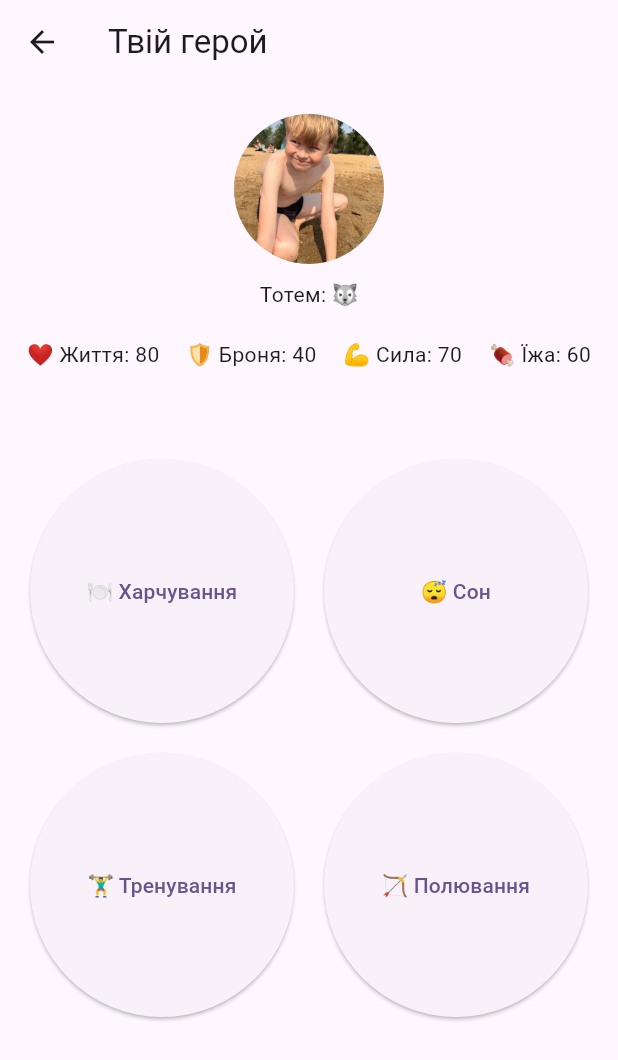
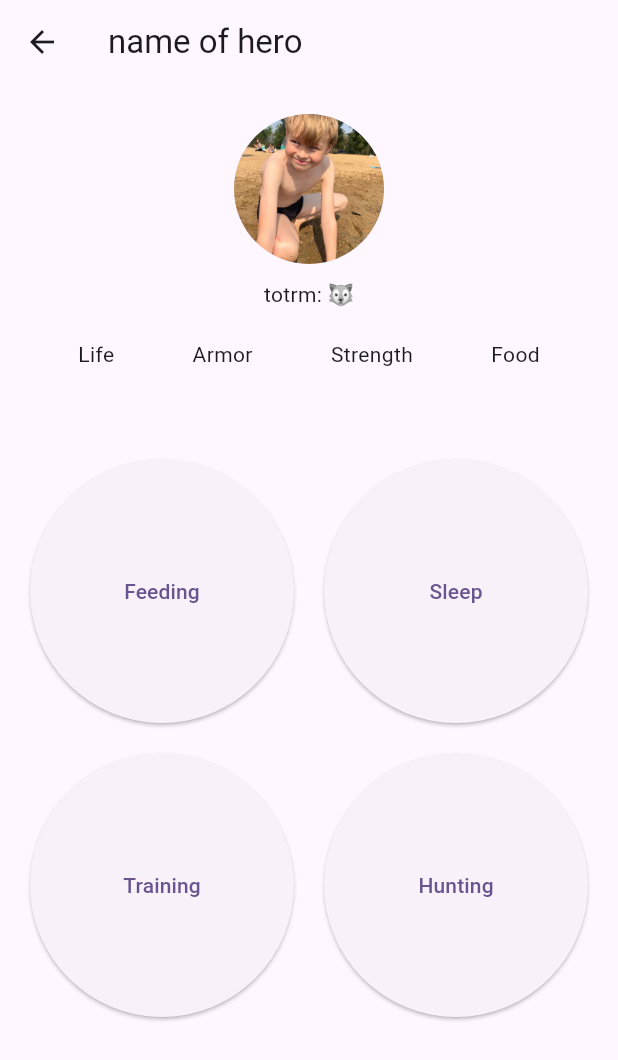
Before and after one commit to xalivan23/click_age, a Flutter app: the screen it shows after launch, after a tap on "Continue to Game", on a phone screen of 412 x 824 dp. Shown: the top 1060 px of the screen. Run offline on Flutter 3.47's test engine with Material 3 defaults, Android fonts, the phone set to English and light mode, and no system bars; our stand-ins replace flutter_image_compress, image_cropper, image_picker, shared_preferences; generated files the repository leaves out were written again.

Commit message:
6.add to app localization

```diff
--- a/lib/l10n/app_en.arb
+++ b/lib/l10n/app_en.arb
@@ -2,5 +2,14 @@
   "@@locale": "en",
   "title": "Click Age",
   "chooseTotem": "Choose your totem",
-  "continueToGame": "Continue to Game"
+  "continueToGame": "Continue to Game",
+  "loadImage": "Upload image",
+  "life": "Life",
+  "armor": "Armor",
+  "strength": "Strength",
+  "food": "Food",
+  "feeding": "Feeding",
+  "sleep": "Sleep",
+  "training": "Training",
+  "hunting": "Hunting"
 }
--- a/lib/l10n/app_es.arb
+++ b/lib/l10n/app_es.arb
@@ -1,5 +1,14 @@
 {
   "title": "Edad del Click",
   "continue": "Continuar",
-  "uploadPhoto": "Subir foto"
+  "uploadPhoto": "Subir foto",
+  "loadImage": "Subir imagen",
+  "life": "Vida",
+  "armor": "Armadura",
+  "strength": "Fuerza",
+  "food": "Comida",
+  "feeding": "Alimentación",
+  "sleep": "Sueño",
+  "training": "Entrenamiento",
+  "hunting": "Caza"
 }
--- a/lib/l10n/app_uk.arb
+++ b/lib/l10n/app_uk.arb
@@ -2,5 +2,14 @@
   "@@locale": "uk",
   "title": "Клік Епоха",
   "chooseTotem": "Обери свій тотем",
-  "continueToGame": "Перейти до гри"
+  "continueToGame": "Перейти до гри",
+  "loadImage": "Завантажити зображення",
+  "life": "Життя",
+  "armor": "Броня",
+  "strength": "Сила",
+  "food": "Їжа",
+  "feeding": "Харчування",
+  "sleep": "Сон",
+  "training": "Тренування",
+  "hunting": "Полювання"
 }
--- a/lib/screens/GameScreen.dart
+++ b/lib/screens/GameScreen.dart
@@ -1,5 +1,6 @@
 import 'dart:io';
 import 'package:flutter/material.dart';
+import 'package:flutter_gen/gen_l10n/app_localizations.dart';
 
 class GameScreen extends StatelessWidget {
   const GameScreen({super.key});
@@ -10,7 +11,7 @@ class GameScreen extends StatelessWidget {
     final hasImage = imagePath != null && File(imagePath).existsSync();
 
     return Scaffold(
-      appBar: AppBar(title: const Text('Твій герой')),
+      appBar: AppBar(title: const Text('name of hero')),
       body: Column(
         children: [
           const SizedBox(height: 20),
@@ -23,18 +24,18 @@ class GameScreen extends StatelessWidget {
                 : const AssetImage('assets/images/my_image_1.jpg') as ImageProvider,
           ),
           const SizedBox(height: 10),
-          const Text('Тотем: 🐺'),
+          const Text('totrm: 🐺'),
 
           const SizedBox(height: 20),
 
           // Показники
           Row(
             mainAxisAlignment: MainAxisAlignment.spaceEvenly,
-            children: const [
-              Text('❤️ Життя: 80'),
-              Text('🛡️ Броня: 40'),
-              Text('💪 Сила: 70'),
-              Text('🍖 Їжа: 60'),
+            children:  [
+              Text(AppLocalizations.of(context)!.life),
+              Text(AppLocalizations.of(context)!.armor),
+              Text(AppLocalizations.of(context)!.strength),
+              Text(AppLocalizations.of(context)!.food),
             ],
           ),
 
@@ -48,10 +49,10 @@ class GameScreen extends StatelessWidget {
               mainAxisSpacing: 20,
               crossAxisSpacing: 20,
               children: [
-                ElevatedButton(onPressed: () {}, child: const Text('🍽 Харчування')),
-                ElevatedButton(onPressed: () {}, child: const Text('😴 Сон')),
-                ElevatedButton(onPressed: () {}, child: const Text('🏋️‍♂️ Тренування')),
-                ElevatedButton(onPressed: () {}, child: const Text('🏹 Полювання')),
+                ElevatedButton(onPressed: () {}, child:  Text(AppLocalizations.of(context)!.feeding)),
+                ElevatedButton(onPressed: () {}, child:  Text(AppLocalizations.of(context)!.sleep)),
+                ElevatedButton(onPressed: () {}, child:  Text(AppLocalizations.of(context)!.training)),
+                ElevatedButton(onPressed: () {}, child:  Text(AppLocalizations.of(context)!.hunting)),
               ],
             ),
           ),
--- a/lib/screens/HomeScreen.dart
+++ b/lib/screens/HomeScreen.dart
@@ -5,7 +5,6 @@ import 'package:path_provider/path_provider.dart';
 import 'package:path/path.dart' as path;
 import 'package:shared_preferences/shared_preferences.dart';
 import 'package:flutter_gen/gen_l10n/app_localizations.dart';
-
 
 class HomeScreen extends StatefulWidget {
   const HomeScreen({super.key});
@@ -52,7 +51,9 @@ class _HomeScreenState extends State<HomeScreen> {
 
       final directory = await getApplicationDocumentsDirectory();
       final fileName = path.basename(picked.path);
-      final savedImage = await File(picked.path).copy('${directory.path}/$fileName');
+      final savedImage = await File(
+        picked.path,
+      ).copy('${directory.path}/$fileName');
 
       // Зберігаємо новий шлях
       await prefs.setString(_prefsKey, savedImage.path);
@@ -66,32 +67,38 @@ class _HomeScreenState extends State<HomeScreen> {
   @override
   Widget build(BuildContext context) {
     return Scaffold(
-      appBar: AppBar(title: const Text('Обери свій тотем')),
+      appBar: AppBar(title: Text(AppLocalizations.of(context)!.chooseTotem)),
       body: Center(
         child: Column(
           mainAxisAlignment: MainAxisAlignment.center,
           children: [
             CircleAvatar(
               radius: 80,
-              backgroundImage: _selectedImage != null
-                  ? FileImage(_selectedImage!)
-                  : const AssetImage('assets/images/my_image_1.jpg') as ImageProvider,
+              backgroundImage:
+                  _selectedImage != null
+                      ? FileImage(_selectedImage!)
+                      : const AssetImage('assets/images/my_image_1.jpg')
+                          as ImageProvider,
             ),
             const SizedBox(height: 30),
 
             ElevatedButton.icon(
               onPressed: _pickAndSaveImage,
               icon: const Icon(Icons.photo),
-              label: const Text('Завантажити зображення'),
+              label:  Text(AppLocalizations.of(context)!.loadImage),
             ),
 
             const SizedBox(height: 40),
 
             ElevatedButton(
               onPressed: () {
-                Navigator.pushNamed(context, '/game', arguments: _selectedImage?.path);
+                Navigator.pushNamed(
+                  context,
+                  '/game',
+                  arguments: _selectedImage?.path,
+                );
               },
-              child:  Text(AppLocalizations.of(context)!.continueToGame),
+              child: Text(AppLocalizations.of(context)!.continueToGame),
             ),
           ],
         ),
```
